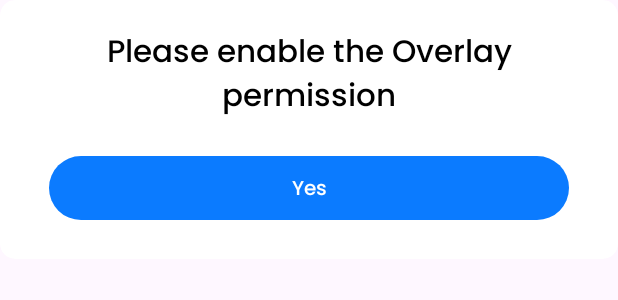
After one commit to fenil-vavaiya/Task-Tracker, an Android app: the layout dialog_overlay_permission.xml on its own in the app's theme, with its tools: preview values and no code run, on a phone screen of 412 x 824 dp. The commit adds this screen. Shown: the top 300 px of the screen. Run offline under Robolectric (Android 15) with nearby library versions, the phone set to English and light mode, and no system bars.

Commit message:
added overlay permission dialog

```diff
--- a/app/src/main/java/com/example/googletaskproject/ui/screens/home/MainActivity.kt
+++ b/app/src/main/java/com/example/googletaskproject/ui/screens/home/MainActivity.kt
@@ -31,6 +31,7 @@ import com.example.googletaskproject.utils.CalendarHelper.sortFutureEvents
 import com.example.googletaskproject.utils.Const
 import com.example.googletaskproject.utils.Const.TAG
 import com.example.googletaskproject.utils.extensions.scheduleEvent
+import com.example.googletaskproject.utils.extensions.showOverlayPermissionDialog
 
 class MainActivity : BaseActivity<ActivityMainBinding>() {
 
@@ -72,13 +73,16 @@ class MainActivity : BaseActivity<ActivityMainBinding>() {
 
                     intentService = Intent(this@MainActivity, OverlayService::class.java)
                     if (!Settings.canDrawOverlays(this)) {
-                        resultLauncher.launch(
-                            Intent(
-                                Settings.ACTION_MANAGE_OVERLAY_PERMISSION, Uri.parse(
-                                    "package:$packageName"
+                        showOverlayPermissionDialog {
+                            resultLauncher.launch(
+                                Intent(
+                                    Settings.ACTION_MANAGE_OVERLAY_PERMISSION, Uri.parse(
+                                        "package:$packageName"
+                                    )
                                 )
                             )
-                        )
+                        }
+
                     } else {
                         startService(intentService)
                     }
--- a/app/src/main/java/com/example/googletaskproject/utils/extensions/showAddPeopleDialog.kt
+++ b/app/src/main/java/com/example/googletaskproject/utils/extensions/showAddPeopleDialog.kt
@@ -4,6 +4,7 @@ import android.app.Dialog
 import android.content.Context
 import android.view.LayoutInflater
 import com.example.googletaskproject.databinding.DialogLogoutBinding
+import com.example.googletaskproject.databinding.DialogOverlayPermissionBinding
 
 fun Context.showLogoutDialog(
     onDismissListener: () -> Unit
@@ -22,3 +23,23 @@ fun Context.showLogoutDialog(
 
     dialog.show()
 }
+
+fun Context.showOverlayPermissionDialog(
+    onDismissListener: () -> Unit
+) {
+    val dialog = Dialog(this)
+    val binding = DialogOverlayPermissionBinding.inflate(LayoutInflater.from(this))
+
+    dialog.setContentView(binding.root)
+    dialog.setCancelable(false)
+    dialog.setCanceledOnTouchOutside(false)
+
+    binding.btnYes.setOnClickListener {
+        onDismissListener()
+        dialog.dismiss()
+    }
+
+    binding.btnCancel.setOnClickListener { dialog.dismiss() }
+
+    dialog.show()
+}
--- /dev/null
+++ b/app/src/main/res/layout-sw600dp/dialog_overlay_permission.xml
@@ -0,0 +1,75 @@
+<?xml version="1.0" encoding="utf-8"?>
+<androidx.cardview.widget.CardView xmlns:android="http://schemas.android.com/apk/res/android"
+    xmlns:app="http://schemas.android.com/apk/res-auto"
+    android:layout_width="match_parent"
+    android:layout_height="wrap_content"
+    android:background="?attr/bgColor"
+    android:orientation="vertical"
+    app:cardCornerRadius="10dp">
+
+    <LinearLayout
+        android:layout_width="match_parent"
+        android:layout_height="wrap_content"
+        android:orientation="vertical">
+
+        <TextView
+            android:id="@+id/titleText"
+            android:layout_width="match_parent"
+            android:layout_height="wrap_content"
+            android:layout_gravity="center"
+            android:layout_marginHorizontal="@dimen/_20sdp"
+            android:layout_marginTop="@dimen/_15sdp"
+            android:fontFamily="@font/poppins_medium"
+            android:gravity="center"
+            android:includeFontPadding="false"
+            android:text="Please enable the Overlay permission"
+            android:textColor="@color/black"
+            android:textSize="@dimen/_10sdp" />
+
+
+        <LinearLayout
+            android:layout_width="match_parent"
+            android:layout_height="wrap_content"
+            android:layout_marginHorizontal="@dimen/_10sdp"
+            android:layout_marginVertical="@dimen/_20sdp"
+            android:orientation="horizontal">
+
+            <TextView
+                android:visibility="gone"
+                android:id="@+id/btnCancel"
+                android:layout_width="match_parent"
+                android:layout_height="wrap_content"
+                android:layout_gravity="center"
+                android:layout_marginHorizontal="@dimen/_15sdp"
+                android:layout_weight="1"
+                android:background="@drawable/bg_blue_round_corner"
+                android:backgroundTint="#E8E8E8"
+                android:fontFamily="@font/poppins_medium"
+                android:gravity="center"
+                android:includeFontPadding="false"
+                android:paddingVertical="@dimen/_9sdp"
+                android:text="@string/cancel"
+                android:textColor="#7C7C7C"
+                android:textSize="@dimen/_10sdp" />
+
+            <TextView
+                android:id="@+id/btnYes"
+                android:layout_width="match_parent"
+                android:layout_height="wrap_content"
+                android:layout_gravity="center"
+                android:layout_marginHorizontal="@dimen/_15sdp"
+                android:layout_weight="1"
+                android:background="@drawable/bg_blue_round_corner"
+                android:backgroundTint="#0B7BFF"
+                android:fontFamily="@font/poppins_medium"
+                android:gravity="center"
+                android:includeFontPadding="false"
+                android:paddingVertical="@dimen/_9sdp"
+                android:text="Yes"
+                android:textColor="@color/white"
+                android:textSize="@dimen/_6sdp" />
+        </LinearLayout>
+
+    </LinearLayout>
+
+</androidx.cardview.widget.CardView>
--- /dev/null
+++ b/app/src/main/res/layout/dialog_overlay_permission.xml
@@ -0,0 +1,75 @@
+<?xml version="1.0" encoding="utf-8"?>
+<androidx.cardview.widget.CardView xmlns:android="http://schemas.android.com/apk/res/android"
+    xmlns:app="http://schemas.android.com/apk/res-auto"
+    android:layout_width="match_parent"
+    android:layout_height="wrap_content"
+    android:background="?attr/bgColor"
+    android:orientation="vertical"
+    app:cardCornerRadius="10dp">
+
+    <LinearLayout
+        android:layout_width="match_parent"
+        android:layout_height="wrap_content"
+        android:orientation="vertical">
+
+        <TextView
+            android:id="@+id/titleText"
+            android:layout_width="match_parent"
+            android:layout_height="wrap_content"
+            android:layout_gravity="center"
+            android:layout_marginHorizontal="@dimen/_20sdp"
+            android:layout_marginTop="@dimen/_15sdp"
+            android:fontFamily="@font/poppins_medium"
+            android:gravity="center"
+            android:includeFontPadding="false"
+            android:text="Please enable the Overlay permission"
+            android:textColor="@color/black"
+            android:textSize="@dimen/_16sdp" />
+
+
+        <LinearLayout
+            android:layout_width="match_parent"
+            android:layout_height="wrap_content"
+            android:layout_marginHorizontal="@dimen/_10sdp"
+            android:layout_marginVertical="@dimen/_20sdp"
+            android:orientation="horizontal">
+
+            <TextView
+                android:visibility="gone"
+                android:id="@+id/btnCancel"
+                android:layout_width="match_parent"
+                android:layout_height="wrap_content"
+                android:layout_gravity="center"
+                android:layout_marginHorizontal="@dimen/_15sdp"
+                android:layout_weight="1"
+                android:background="@drawable/bg_blue_round_corner"
+                android:backgroundTint="#E8E8E8"
+                android:fontFamily="@font/poppins_medium"
+                android:gravity="center"
+                android:includeFontPadding="false"
+                android:paddingVertical="@dimen/_9sdp"
+                android:text="@string/cancel"
+                android:textColor="#7C7C7C"
+                android:textSize="@dimen/_10sdp" />
+
+            <TextView
+                android:id="@+id/btnYes"
+                android:layout_width="match_parent"
+                android:layout_height="wrap_content"
+                android:layout_gravity="center"
+                android:layout_marginHorizontal="@dimen/_15sdp"
+                android:layout_weight="1"
+                android:background="@drawable/bg_blue_round_corner"
+                android:backgroundTint="#0B7BFF"
+                android:fontFamily="@font/poppins_medium"
+                android:gravity="center"
+                android:includeFontPadding="false"
+                android:paddingVertical="@dimen/_9sdp"
+                android:text="Yes"
+                android:textColor="@color/white"
+                android:textSize="@dimen/_10sdp" />
+        </LinearLayout>
+
+    </LinearLayout>
+
+</androidx.cardview.widget.CardView>
```
